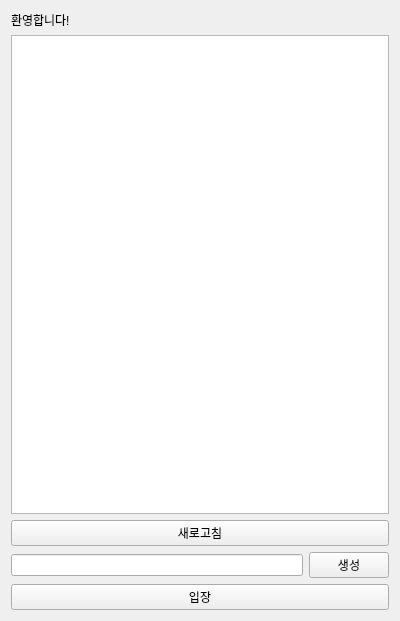
This is ui/roomlistui.ui in didwnsgur999/Trpg_Table as Qt 5 draws it before an edit. The edited form follows.
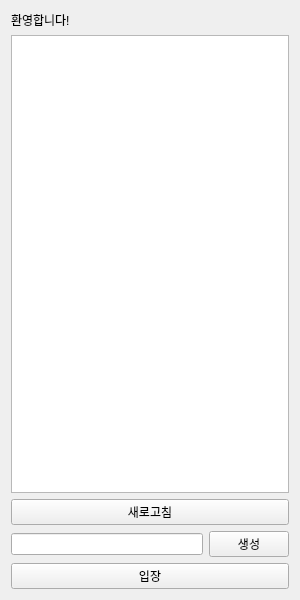
This is the edited form.

```diff
--- a/ui/roomlistui.ui
+++ b/ui/roomlistui.ui
@@ -6,8 +6,8 @@
    <rect>
     <x>0</x>
     <y>0</y>
-    <width>400</width>
-    <height>621</height>
+    <width>300</width>
+    <height>600</height>
    </rect>
   </property>
   <property name="minimumSize">
```
